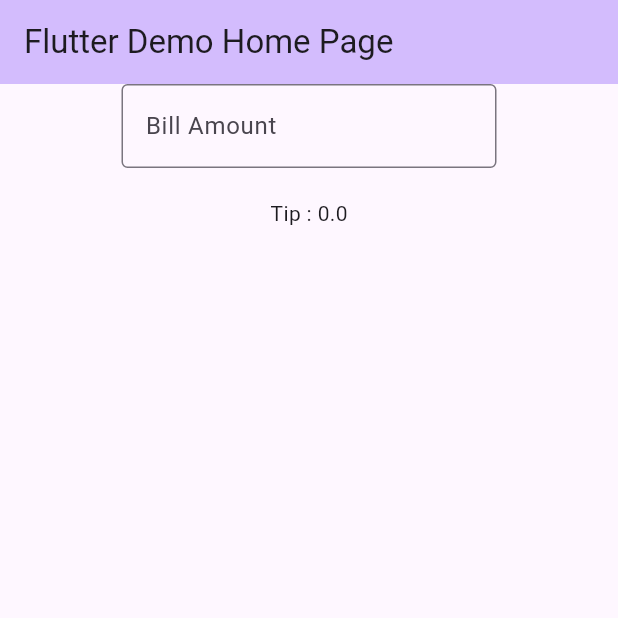
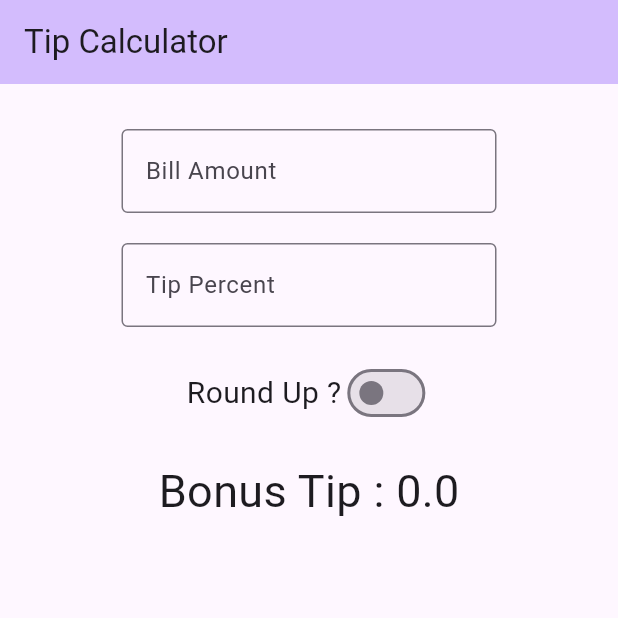
Before and after one commit to ydv-ankit/Flutter-apps, a Flutter app: the screen it shows after launch, on a phone screen of 412 x 824 dp, the top half of it. Run offline on Flutter 3.47's test engine with Material 2 defaults, Android fonts, the phone set to English and light mode, and no system bars.

Commit message:
add: tip percent & roundup

```diff
--- a/tipcalculator/lib/main.dart
+++ b/tipcalculator/lib/main.dart
@@ -16,6 +16,7 @@ class MyApp extends StatelessWidget {
         useMaterial3: true,
       ),
       home: const MyHomePage(title: 'Flutter Demo Home Page'),
+      debugShowCheckedModeBanner: false,
     );
   }
 }
@@ -30,11 +31,16 @@ class MyHomePage extends StatefulWidget {
 
 class _MyHomePageState extends State<MyHomePage> {
   late TextEditingController _billAmount;
-  dynamic tip = 0.0;
+  late TextEditingController _tipPercent;
 
-  void calculateTip(bill, {tipPercent = 12}) {
+  num tip = 0.0;
+  bool roundUp = false;
+
+  void calculateTip() {
     setState(() {
-      tip =  tipPercent * double.parse(bill) / 100.0;
+      var calculatedTip =
+          double.parse(_tipPercent.text) * double.parse(_billAmount.text) / 100;
+      tip = roundUp ? calculatedTip.round() : calculatedTip;
     });
   }
 
@@ -42,11 +48,13 @@ class _MyHomePageState extends State<MyHomePage> {
   void initState() {
     super.initState();
     _billAmount = TextEditingController();
+    _tipPercent = TextEditingController();
   }
 
   @override
   void dispose() {
     _billAmount.dispose();
+    _tipPercent.dispose();
     super.dispose();
   }
 
@@ -55,11 +63,14 @@ class _MyHomePageState extends State<MyHomePage> {
     return Scaffold(
       appBar: AppBar(
         backgroundColor: Theme.of(context).colorScheme.inversePrimary,
-        title: Text(widget.title),
+        title: const Text("Tip Calculator"),
       ),
       body: Center(
         child: Column(
           children: [
+            const SizedBox(
+              height: 30,
+            ),
             SizedBox(
               width: 250,
               child: TextField(
@@ -68,16 +79,62 @@ class _MyHomePageState extends State<MyHomePage> {
                   border: OutlineInputBorder(),
                   labelText: 'Bill Amount',
                 ),
-                onSubmitted: (value) => calculateTip(value),
+                keyboardType: TextInputType.number,
+                textInputAction: TextInputAction.next,
               ),
             ),
-            const SizedBox(
-              height: 20,
+            const Spacer(),
+            SizedBox(
+              width: 250,
+              child: TextField(
+                controller: _tipPercent,
+                decoration: const InputDecoration(
+                  border: OutlineInputBorder(),
+                  labelText: 'Tip Percent',
+                ),
+                keyboardType: TextInputType.number,
+                textInputAction: TextInputAction.done,
+                onSubmitted: (value) => calculateTip(),
+              ),
             ),
-            Text("Tip : $tip")
+            const Spacer(),
+            Row(
+              mainAxisAlignment: MainAxisAlignment.center,
+              children: [
+                const Text(
+                  "Round Up ?",
+                  style: TextStyle(fontSize: 20),
+                ),
+                Switch(
+                    value: roundUp,
+                    onChanged: (bool value) {
+                      setState(() {
+                        roundUp = !roundUp;
+                      });
+                    }),
+              ],
+            ),
+            const Spacer(),
+            Text(
+              "Bonus Tip : $tip",
+              style: const TextStyle(fontSize: 30),
+            )
           ],
         ),
       ),
     );
   }
 }
+
+class Spacer extends StatelessWidget {
+  const Spacer({
+    super.key,
+  });
+
+  @override
+  Widget build(BuildContext context) {
+    return const SizedBox(
+      height: 20,
+    );
+  }
+}
```
Also changed, not shown: tipcalculator/pubspec.yaml (+1 -67 lines), tipcalculator/pubspec.lock.
